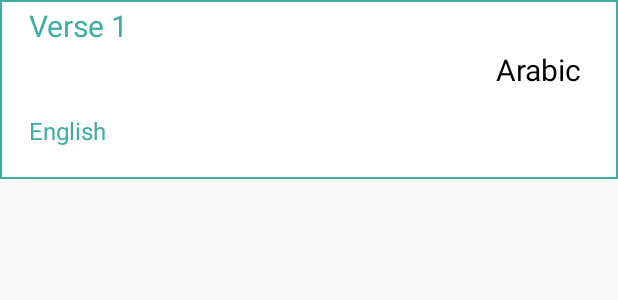
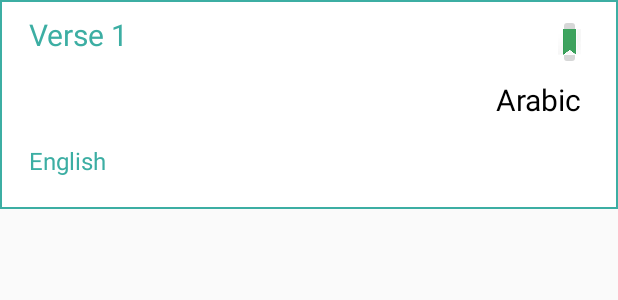
Before and after one commit to naffah/SearchQuranApp, an Android app: the layout arabic_search_list_item.xml on its own in the app's theme, with its tools: preview values and no code run, on a phone screen of 412 x 824 dp. Shown: the top 300 px of the screen. Run offline under Robolectric (Android 15) with nearby library versions, the light colour scheme and no system bars.

Commit message:
Update arabic_search_list_item.xml

```diff
--- a/app/src/main/res/layout/arabic_search_list_item.xml
+++ b/app/src/main/res/layout/arabic_search_list_item.xml
@@ -21,7 +21,7 @@
             android:layout_height="wrap_content"
             android:layout_marginEnd="8dp"
             android:layout_marginRight="8dp"
-            android:layout_marginTop="2dp"
+            android:layout_marginTop="16dp"
             android:gravity="right"
             android:text="Arabic"
             android:textColor="@android:color/black"
@@ -50,13 +50,24 @@
             android:layout_height="wrap_content"
             android:layout_marginLeft="8dp"
             android:layout_marginStart="8dp"
-            android:layout_marginTop="2dp"
+            android:layout_marginTop="8dp"
             android:gravity="left"
             android:text="Verse 1"
             android:textColor="#3CAEA3"
             android:textSize="20dp"
             app:layout_constraintStart_toStartOf="parent"
             app:layout_constraintTop_toTopOf="parent" />
+
+        <ImageButton
+            android:id="@+id/bookmarkVerseBtn"
+            android:layout_width="15dp"
+            android:layout_height="37dp"
+            android:layout_marginEnd="8dp"
+            android:layout_marginRight="8dp"
+            android:layout_marginTop="8dp"
+            android:src="@mipmap/bookmark"
+            app:layout_constraintEnd_toEndOf="parent"
+            app:layout_constraintTop_toTopOf="parent" />
     </android.support.constraint.ConstraintLayout>
 
 </android.support.constraint.ConstraintLayout>
```
